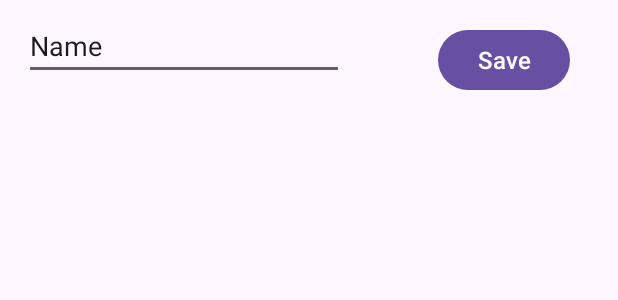
After one commit to ThilanRandika/Task-manager, an Android app: the layout add_new_task.xml on its own in the app's theme, with its tools: preview values and no code run, on a phone screen of 412 x 824 dp. The commit adds this screen. Shown: the top 300 px of the screen. Run offline under Robolectric (Android 15) with nearby library versions, the phone set to English and light mode, and no system bars.

Commit message:
implement basic layout files

```diff
--- /dev/null
+++ b/app/src/main/res/layout/add_new_task.xml
@@ -0,0 +1,31 @@
+<?xml version="1.0" encoding="utf-8"?>
+<androidx.constraintlayout.widget.ConstraintLayout xmlns:android="http://schemas.android.com/apk/res/android"
+    xmlns:app="http://schemas.android.com/apk/res-auto"
+    xmlns:tools="http://schemas.android.com/tools"
+    android:layout_width="match_parent"
+    android:layout_height="wrap_content">
+
+    <EditText
+        android:id="@+id/addNewTaskTxt"
+        android:layout_width="0dp"
+        android:layout_height="wrap_content"
+        android:layout_marginStart="16dp"
+        android:layout_marginTop="8dp"
+        android:ems="10"
+        android:hint="@string/new_task_hint"
+        android:inputType="text"
+        android:text="Name"
+        app:layout_constraintStart_toStartOf="parent"
+        app:layout_constraintTop_toTopOf="parent" />
+
+    <Button
+        android:id="@+id/save_newTaskBtn"
+        android:layout_width="wrap_content"
+        android:layout_height="wrap_content"
+        android:layout_marginTop="8dp"
+        android:layout_marginEnd="32dp"
+        android:text="@string/addNewTask_saveBtn"
+        android:textSize="16sp"
+        app:layout_constraintEnd_toEndOf="parent"
+        app:layout_constraintTop_toTopOf="@+id/addNewTaskTxt" />
+</androidx.constraintlayout.widget.ConstraintLayout>
--- a/app/src/main/res/values/strings.xml
+++ b/app/src/main/res/values/strings.xml
@@ -1,3 +1,5 @@
 <resources>
     <string name="app_name">Task-manager</string>
+    <string name="new_task_hint">Enter the new task here</string>
+    <string name="addNewTask_saveBtn">Save</string>
 </resources>
```
Also changed, not shown: app/src/main/res/layout/single_task.xml (added, +27 -0 lines).
